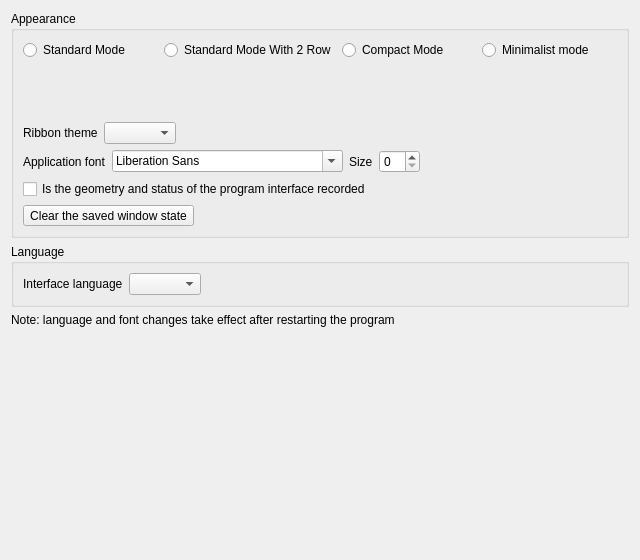
Before: the Qt Designer form src/APP/SettingPages/DASettingPageGeneral.ui in czyt1988/data-workbench, drawn with Qt 5.
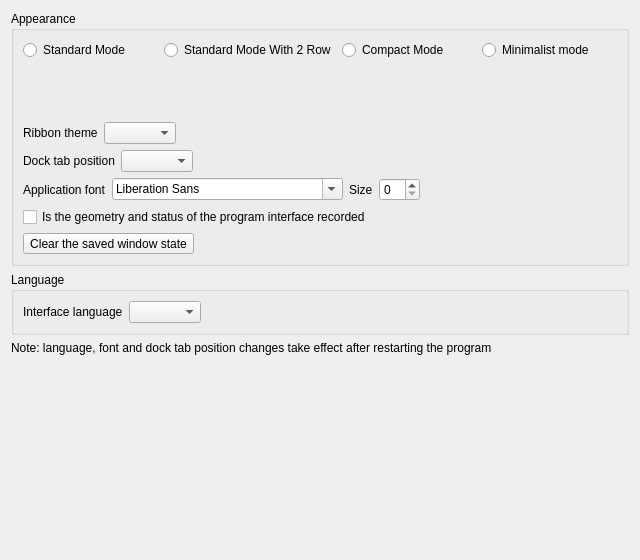
After: the same form once the commit is applied.

Commit message:
feat(app): dock 标签页支持底部显示，通用设置页新增标签页方位配置
- 新增配置项 dock-tab-position（bottom=下方/top=上方，默认下方），持久化到 dawork-config.xml
- main.cpp 启动早期按配置设置 ADS 全局 flag CDockManager::TabsAtBottom，
  须在 dock 区域创建前生效，变更后重启程序生效
- 通用设置页外观组新增「停靠窗口标签页位置」下拉框，读取/应用/持久化配置，
  并更新重启生效提示文案
- 同步更新 da_zh_CN.ts / da_en_US.ts 翻译条目

The edit to the form file:
```diff
--- a/src/APP/SettingPages/DASettingPageGeneral.ui
+++ b/src/APP/SettingPages/DASettingPageGeneral.ui
@@ -101,6 +101,33 @@
         </item>
        </layout>
       </item>
+      <item>
+       <layout class="QHBoxLayout" name="horizontalLayoutDockTabPosition">
+        <item>
+         <widget class="QLabel" name="labelDockTabPosition">
+          <property name="text">
+           <string>Dock tab position</string>
+          </property>
+         </widget>
+        </item>
+        <item>
+         <widget class="QComboBox" name="comboBoxDockTabPosition"/>
+        </item>
+        <item>
+         <spacer name="horizontalSpacerDockTabPosition">
+          <property name="orientation">
+           <enum>Qt::Horizontal</enum>
+          </property>
+          <property name="sizeHint" stdset="0">
+           <size>
+            <width>40</width>
+            <height>20</height>
+           </size>
+          </property>
+         </spacer>
+        </item>
+       </layout>
+      </item>
       <item>
        <layout class="QHBoxLayout" name="horizontalLayoutFont">
         <item>
@@ -194,7 +221,7 @@
    <item>
     <widget class="QLabel" name="labelRestartHint">
      <property name="text">
-      <string>Note: language and font changes take effect after restarting the program</string>
+      <string>Note: language, font and dock tab position changes take effect after restarting the program</string>
      </property>
     </widget>
    </item>
```
The commit also changes 8 other files.
